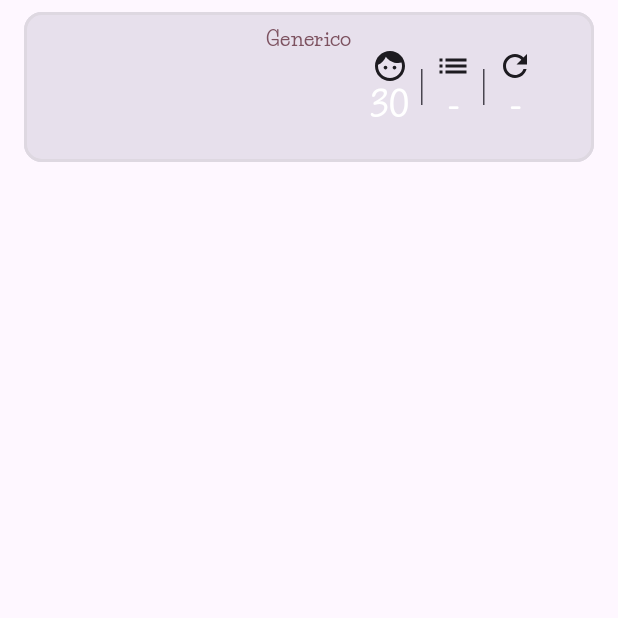
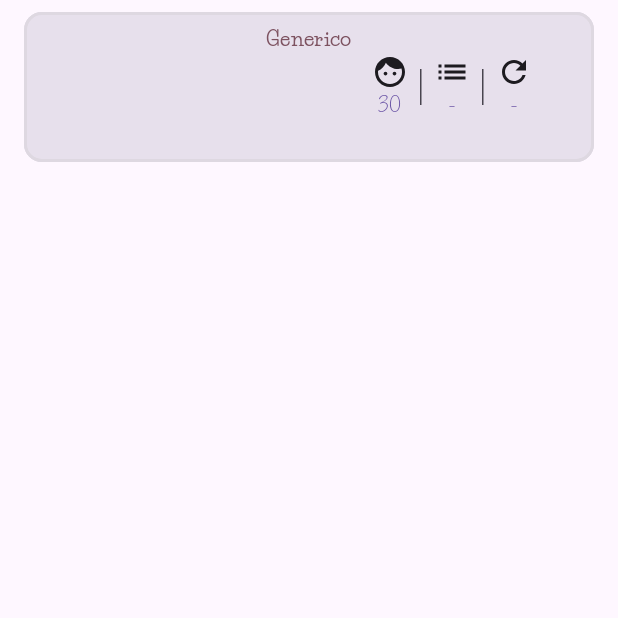
Before and after one commit to ErichSchnell/YourPoints, an Android app built with Jetpack Compose: the composable ItemGenerico called with empty values, on a phone screen of 412 x 824 dp, the top half of it. Run offline under Robolectric (Android 15) with nearby library versions, the phone set to English and light mode, and no system bars; 2 statements that could not run were skipped.

Commit message:
formato de cards terminadas
falta escoger Icons mas apropiados para referirse a points y rounds

```diff
--- a/app/src/main/java/com/example/yourpoints/presentation/ui/home/HomeScreen.kt
+++ b/app/src/main/java/com/example/yourpoints/presentation/ui/home/HomeScreen.kt
@@ -272,26 +272,46 @@ fun ItemTruco(index:Int, game: TrucoUi, onTap: (Int) -> Unit, onLongPress: (Int)
                 color = MaterialTheme.colorScheme.tertiary,
             )
 
-            Row( modifier = Modifier.fillMaxWidth()){
+            Row( modifier = Modifier.fillMaxWidth(), verticalAlignment = Alignment.CenterVertically, horizontalArrangement = Arrangement.Center){
+
+                Row(Modifier.weight(1f), verticalAlignment = Alignment.CenterVertically, horizontalArrangement = Arrangement.Center){
+                    Column(verticalArrangement = Arrangement.Center, horizontalAlignment = Alignment.CenterHorizontally) {
                         Text(
-                    modifier = Modifier.weight(1f),
                             text = game.player1.playerName,
                             style = MaterialTheme.typography.titleLarge,
                             color = MaterialTheme.colorScheme.secondary,
-                    textAlign = TextAlign.Center
                         )
+                        Text(
+                            text = game.player1.playerPoint.toString(),
+                            style = MaterialTheme.typography.titleSmall,
+                            color = MaterialTheme.colorScheme.primary,
+                        )
+                    }
+                }
+
                 Text(
                     text = game.pointLimit.toString(),
                     style = MaterialTheme.typography.titleLarge,
                     color = MaterialTheme.colorScheme.tertiary,
                 )
+
+                Row(Modifier.weight(1f), verticalAlignment = Alignment.CenterVertically, horizontalArrangement = Arrangement.Center){
+                    Column(verticalArrangement = Arrangement.Center, horizontalAlignment = Alignment.CenterHorizontally) {
                         Text(
-                    modifier = Modifier.weight(1f),
                             text = game.player2.playerName,
                             style = MaterialTheme.typography.titleLarge,
                             color = MaterialTheme.colorScheme.secondary,
-                    textAlign = TextAlign.Center
                         )
+                        Text(
+                            text = game.player2.playerPoint.toString(),
+                            style = MaterialTheme.typography.titleSmall,
+                            color = MaterialTheme.colorScheme.primary,
+                        )
+                    }
+                }
+
+
+
             }
 
             Text(
@@ -354,8 +374,8 @@ fun ItemGenerico(index:Int, game: GenericoUi, onTap: (Int) -> Unit, onLongPress:
                         Icon(imageVector = Icons.Default.Face, contentDescription = "")
                         Text(
                             text = game.playerMax.toString(),
-                            style = MaterialTheme.typography.titleLarge,
-                            color = MaterialTheme.colorScheme.onSecondary,
+                            style = MaterialTheme.typography.titleSmall,
+                            color = MaterialTheme.colorScheme.primary,
                         )
                     }
                     VerticalDivider(Modifier.height(24.dp).padding(horizontal = 8.dp), color = MaterialTheme.colorScheme.onSurfaceVariant)
@@ -364,8 +384,8 @@ fun ItemGenerico(index:Int, game: GenericoUi, onTap: (Int) -> Unit, onLongPress:
                         Icon(imageVector = Icons.Default.List, contentDescription = "")
                         Text(
                             text = if(game.withPoints) "${game.pointToInit}-${game.pointToFinish}" else "-",
-                            style = MaterialTheme.typography.titleLarge,
-                            color = MaterialTheme.colorScheme.onSecondary,
+                            style = MaterialTheme.typography.titleSmall,
+                            color = MaterialTheme.colorScheme.primary,
                         )
                     }
                     VerticalDivider(Modifier.height(24.dp).padding(horizontal = 8.dp), color = MaterialTheme.colorScheme.onSurfaceVariant)
@@ -374,8 +394,8 @@ fun ItemGenerico(index:Int, game: GenericoUi, onTap: (Int) -> Unit, onLongPress:
                         Icon(imageVector = Icons.Default.Refresh, contentDescription = "")
                         Text(
                             text = if(game.withRounds) "${game.roundPlayed}/${game.roundMax}" else "-",
-                            style = MaterialTheme.typography.titleLarge,
-                            color = MaterialTheme.colorScheme.onSecondary,
+                            style = MaterialTheme.typography.titleSmall,
+                            color = MaterialTheme.colorScheme.primary,
                         )
                     }
 
```
Lines whose indentation alone changed are shown as unchanged.
